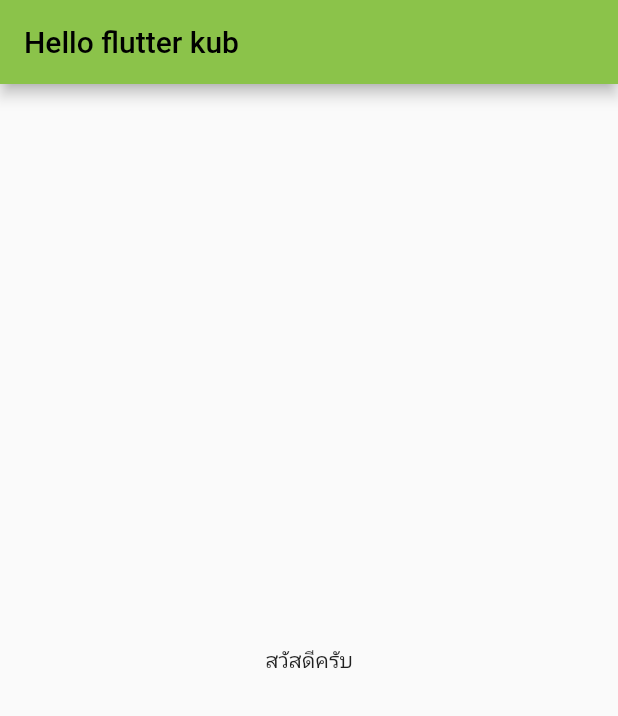
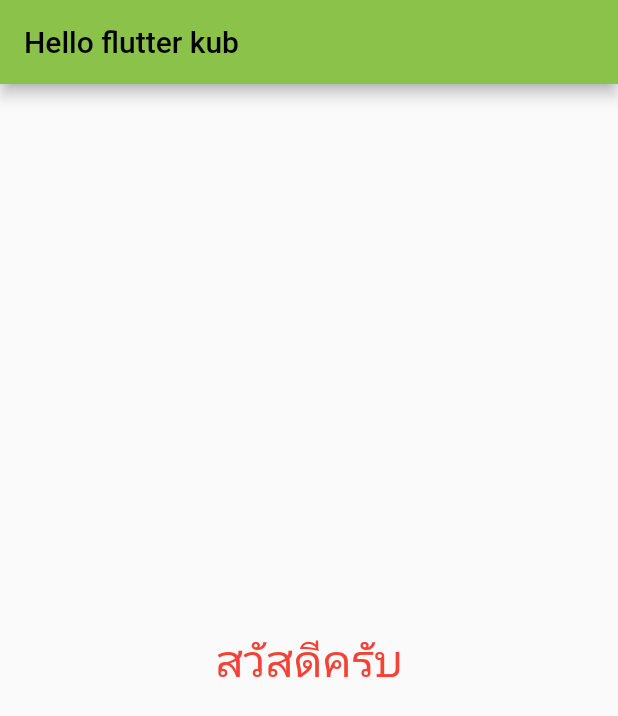
Before and after one commit to Redleafz2735/Flutter, a Flutter app: the screen it shows after launch, on a phone screen of 412 x 824 dp. Shown: the top 716 px of the screen. Run offline on Flutter 3.47's test engine with Material 2 defaults, Android fonts, the phone set to English and light mode, and no system bars.

Commit message:
commit 6

```diff
--- a/lib/main.dart
+++ b/lib/main.dart
@@ -16,7 +16,10 @@ class MyApp extends StatelessWidget {
           title: Text("Hello flutter kub"),
         ),
         body: Center(
-          child: Text("สวัสดีครับ"),
+          child: Text(
+            "สวัสดีครับ",
+            style: TextStyle(fontSize: 30, color: Colors.red),
+          ),
         ),
       ),
       theme: ThemeData(primarySwatch: Colors.lightGreen),
```
